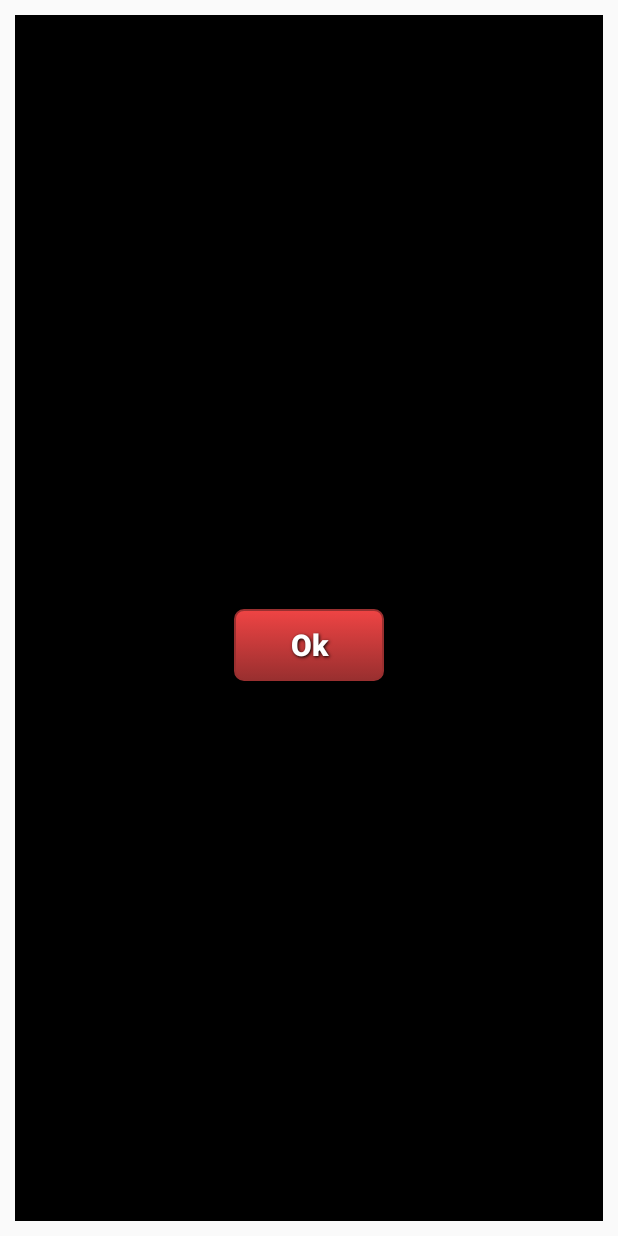
After one commit to cajony2/ChessPVP, an Android app: the layout end_game_dialog.xml on its own in the app's theme, with its tools: preview values and no code run, on a phone screen of 412 x 824 dp. The commit adds this screen. Run offline under Robolectric (Android 15) with nearby library versions, the phone set to English and light mode, and no system bars.

Commit message:
add game over popup

```diff
--- a/app/src/main/java/com/example/roma/servertest/Login.java
+++ b/app/src/main/java/com/example/roma/servertest/Login.java
@@ -49,6 +49,8 @@ public class Login extends Activity implements View.OnClickListener {
         loadSharedPreferences();
 
     }
+
+
     private void loadSharedPreferences(){
         sharedpreferences = getSharedPreferences(MyPREFERENCES, Context.MODE_PRIVATE);
         String userNameSaved = sharedpreferences.getString(USERNAME,null);
@@ -58,6 +60,8 @@ public class Login extends Activity implements View.OnClickListener {
         if(passwordSaved!=null)
             pswField.setText(passwordSaved);
     }
+
+
     public void onClick(View v){
         switch (v.getId()){
             case R.id.logIn:
@@ -78,7 +82,6 @@ public class Login extends Activity implements View.OnClickListener {
         setSharedpreferences();
 
         ReadFromDB readFromDB = new ReadFromDB(this,name,psw);
-
         readFromDB.execute();
     }
 
--- /dev/null
+++ b/app/src/main/res/layout/end_game_dialog.xml
@@ -0,0 +1,30 @@
+<?xml version="1.0" encoding="utf-8"?>
+<LinearLayout xmlns:android="http://schemas.android.com/apk/res/android"
+    android:layout_width="match_parent"
+    android:layout_height="match_parent"
+    android:orientation="vertical"
+    android:gravity="center_vertical|center_horizontal"
+
+    android:background="@color/black"
+    android:padding="5dp"
+    android:layout_margin="10dp">
+
+
+    <TextView
+        android:layout_width="wrap_content"
+        android:layout_height="wrap_content"
+        android:textAppearance="?android:attr/textAppearanceLarge"
+        android:id="@+id/endGameTextView"
+        style="@style/redText1"/>
+
+    <Button
+
+        android:layout_width="100dp"
+        android:layout_height="wrap_content"
+        android:text="Ok"
+        android:id="@+id/endGameOkButton"
+        android:background="@drawable/red_button"
+        style="@style/button_text"
+        android:textAllCaps="false"/>
+
+</LinearLayout>
--- a/app/src/main/res/values/colors.xml
+++ b/app/src/main/res/values/colors.xml
@@ -3,4 +3,5 @@
     <color name="colorPrimary">#3F51B5</color>
     <color name="colorPrimaryDark">#303F9F</color>
     <color name="colorAccent">#FF4081</color>
+    <color name="black">#000000</color>
 </resources>
--- a/app/src/main/res/values/styles.xml
+++ b/app/src/main/res/values/styles.xml
@@ -35,4 +35,9 @@
         <item name="android:windowIsTranslucent">true</item>
     </style>
 
+    <style name="myCoolDialog" parent="android:Theme.Dialog">
+        <item name="android:windowBackground">@color/black</item>
+        <item name="android:colorForeground">#000000</item>
+    </style>
+
 </resources>
```
Also changed, not shown: app/src/main/java/com/example/roma/servertest/EndGamePopup.java (deleted, +0 -24 lines), app/src/main/java/com/example/roma/servertest/GameBoard.java (+44 -10 lines), app/src/main/res/layout/end_game_popup.xml (deleted, +0 -18 lines).
